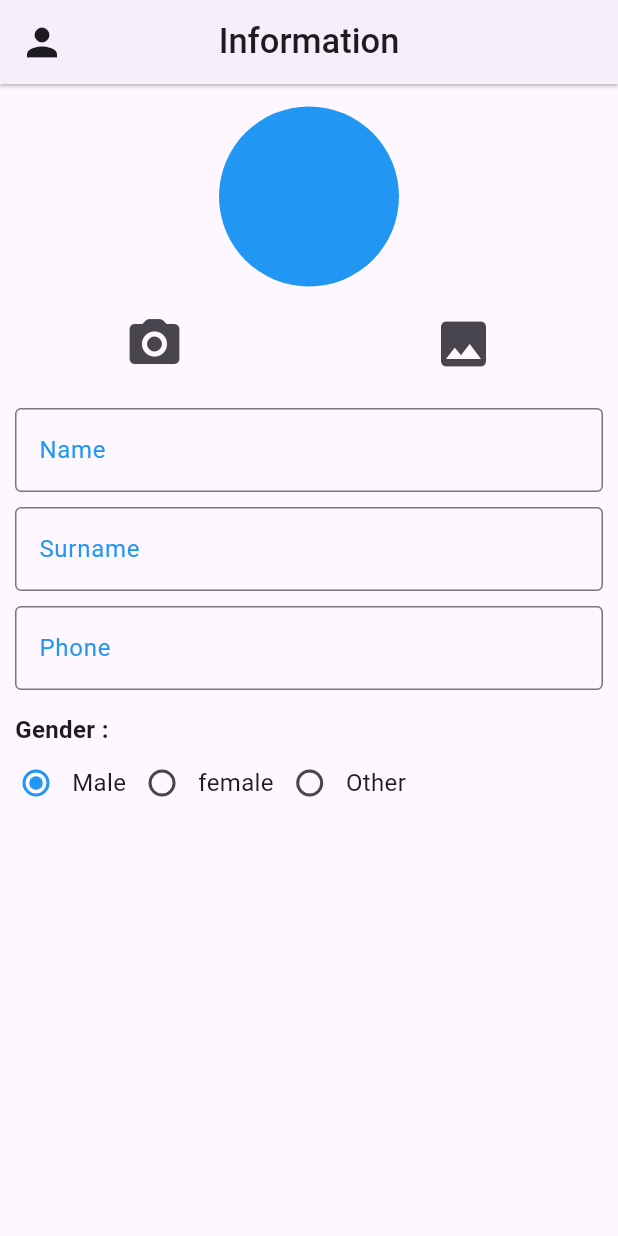
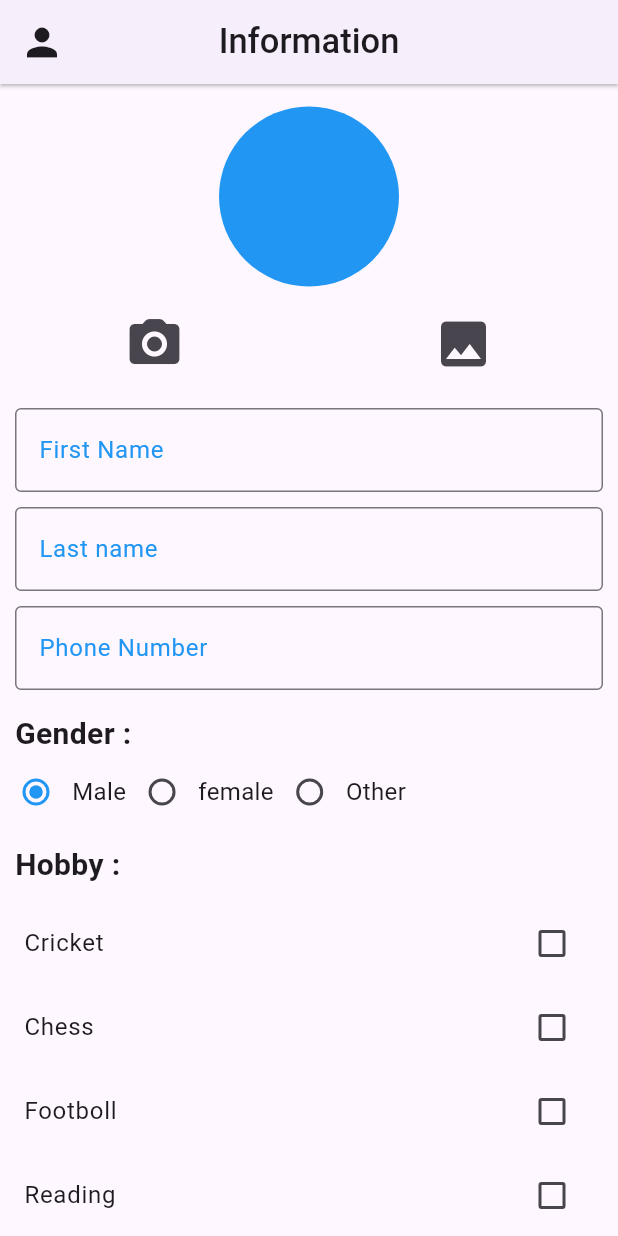
Before and after one commit to sanjuafre123/resume_app_daily_task, a Flutter app: the screen it shows after launch, after a tap on the "camera alt" icon, on a phone screen of 412 x 824 dp. Run offline on Flutter 3.47's test engine with Material 3 defaults, Android fonts, the phone set to English and light mode, and no system bars; our stand-ins replace image_picker.

Commit message:
15/05/2024

```diff
--- a/lib/Utils/globallist.dart
+++ b/lib/Utils/globallist.dart
@@ -36,4 +36,9 @@ List<bool> hobby = [
   false,
   false,
   false,
+  false,
 ];
+
+List hobbyname = [
+  'Cricket' , 'Chess' , 'Footboll' , 'Reading',
+];
--- a/lib/home/Components/Screen/ID_Cards_Registration_Form/Cardscreen.dart
+++ b/lib/home/Components/Screen/ID_Cards_Registration_Form/Cardscreen.dart
@@ -53,9 +53,9 @@ class _CardScreenState extends State<CardScreen> {
                 children: [
                   CircleAvatar(
                     backgroundColor: Colors.blue,
+                    radius: 60,
                     backgroundImage:
                         (fileImage != null) ? FileImage(fileImage!) : null,
-                    radius: 60,
                   ),
                   const SizedBox(
                     height: 10,
@@ -65,11 +65,11 @@ class _CardScreenState extends State<CardScreen> {
                     children: [
                       IconButton(
                         onPressed: () async {
-                          XFile? xFile = await imagePicker.pickImage(
+                          XFile? xFileImage = await imagePicker.pickImage(
                               source: ImageSource.camera);
 
                           setState(() {
-                            fileImage = File(xFile!.path);
+                            fileImage = File(xFileImage!.path);
                           });
                         },
                         icon: const Icon(
@@ -79,11 +79,11 @@ class _CardScreenState extends State<CardScreen> {
                       ),
                       IconButton(
                         onPressed: () async {
-                          XFile? xfileImage = await imagePicker.pickImage(
+                          XFile? xFileImage = await imagePicker.pickImage(
                               source: ImageSource.gallery);
 
                           setState(() {
-                            fileImage = File(xfileImage!.path);
+                            fileImage = File(xFileImage!.path);
                           });
                         },
                         icon: const Icon(
@@ -108,7 +108,8 @@ class _CardScreenState extends State<CardScreen> {
                             }
                           },
                           decoration: InputDecoration(
-                              labelText: 'Name',
+                            hintText: '',
+                              labelText: 'First Name',
                               labelStyle: TextStyle(
                                 color: Colors.blue,
                               ),
@@ -127,7 +128,7 @@ class _CardScreenState extends State<CardScreen> {
                             }
                           },
                           decoration: InputDecoration(
-                              labelText: 'Surname',
+                              labelText: 'Last name',
                               labelStyle: const TextStyle(
                                 color: Colors.blue,
                               ),
@@ -148,7 +149,7 @@ class _CardScreenState extends State<CardScreen> {
                             }
                           },
                           decoration: InputDecoration(
-                            labelText: 'Phone',
+                            labelText: 'Phone Number',
                             labelStyle: const TextStyle(
                               color: Colors.blue,
                             ),
@@ -170,7 +171,7 @@ class _CardScreenState extends State<CardScreen> {
                         Text(
                           'Gender :',
                           style: TextStyle(
-                            fontSize: 16,
+                            fontSize: 20,
                             fontWeight: FontWeight.w600,
                           ),
                         ),
@@ -222,7 +223,22 @@ class _CardScreenState extends State<CardScreen> {
                         style: TextStyle(fontSize: 16),
                       ),
                     ],
-                  )
+                  ),
+
+                  Padding(
+                    padding: const EdgeInsets.all(10),
+                    child: Row(
+                      children: [
+                        Text('Hobby :',style: TextStyle(fontSize: 20,fontWeight: FontWeight.w600),),
+                      ],
+                    ),
+                  ),
+
+                  buildCheckboxListTile(index: 0),
+                  buildCheckboxListTile(index: 1),
+                  buildCheckboxListTile(index: 2),
+                  buildCheckboxListTile(index: 3),
+
                 ],
               ),
             ],
@@ -231,4 +247,12 @@ class _CardScreenState extends State<CardScreen> {
       ),
     );
   }
+
+  CheckboxListTile buildCheckboxListTile({required int index}) {
+    return CheckboxListTile(value: hobby[index], onChanged: (value) {
+                  setState(() {
+                    hobby[index] = value!;
+                  });
+                },title: Text(hobbyname[index]),);
+  }
 }
```
